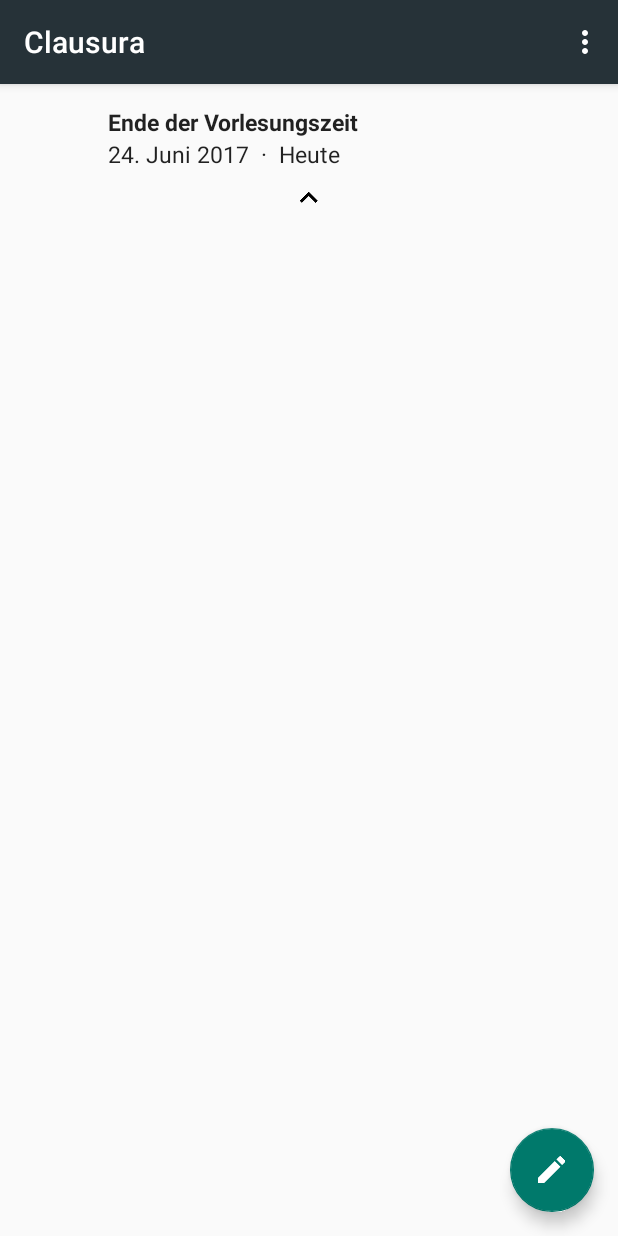
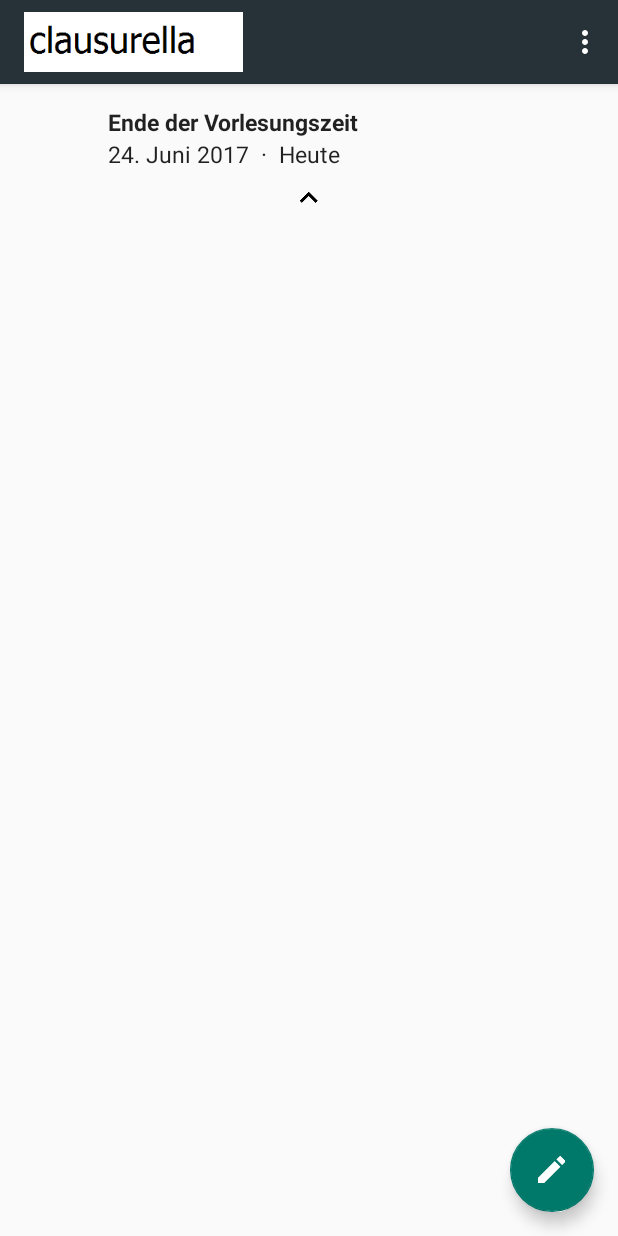
Before and after one commit to nico1509/Clausura, an Android app: the screen it shows after launch (MainActivity), on a phone screen of 412 x 824 dp. Run offline under Robolectric (Android 15) with nearby library versions, the phone set to English and light mode, and no system bars.

Commit message:
Set Temporary Icon in Main Activity

```diff
--- a/app/src/main/java/de/nico_assfalg/apps/android/clausura/activity/MainActivity.java
+++ b/app/src/main/java/de/nico_assfalg/apps/android/clausura/activity/MainActivity.java
@@ -69,6 +69,10 @@ public class MainActivity extends AppCompatActivity
         setContentView(R.layout.activity_main);
         Toolbar toolbar = (Toolbar) findViewById(R.id.toolbar);
         setSupportActionBar(toolbar);
+
+        //ImageView in ActionBar
+        getSupportActionBar().setIcon(R.drawable.clausitesticon);
+        getSupportActionBar().setTitle("");
 
         //Initialize FAB
         FloatingActionButton fab = (FloatingActionButton) findViewById(R.id.fab);
```
Also changed, not shown: app/src/main/res/drawable-hdpi/clausitesticon.9.png (added), app/src/main/res/drawable-mdpi/clausitesticon.9.png (added), app/src/main/res/drawable-xhdpi/clausitesticon.9.png (added), app/src/main/res/drawable-xxhdpi/clausitesticon.9.png (added), app/src/main/res/drawable-xxxhdpi/clausitesticon.9.png (added).
